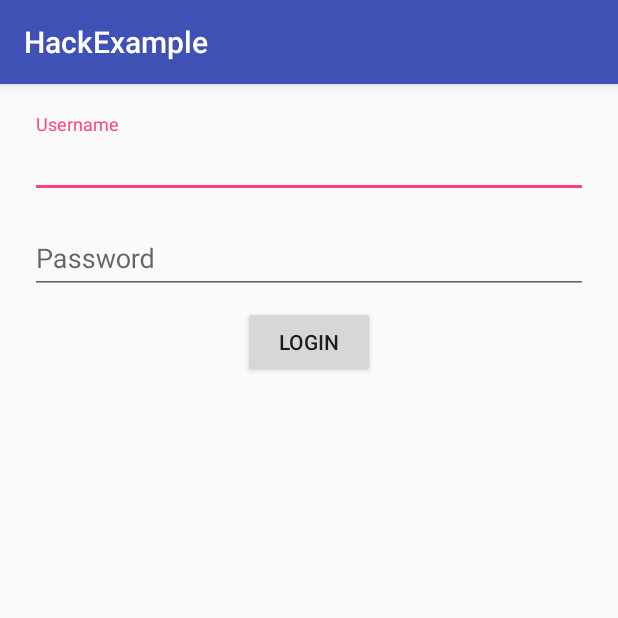
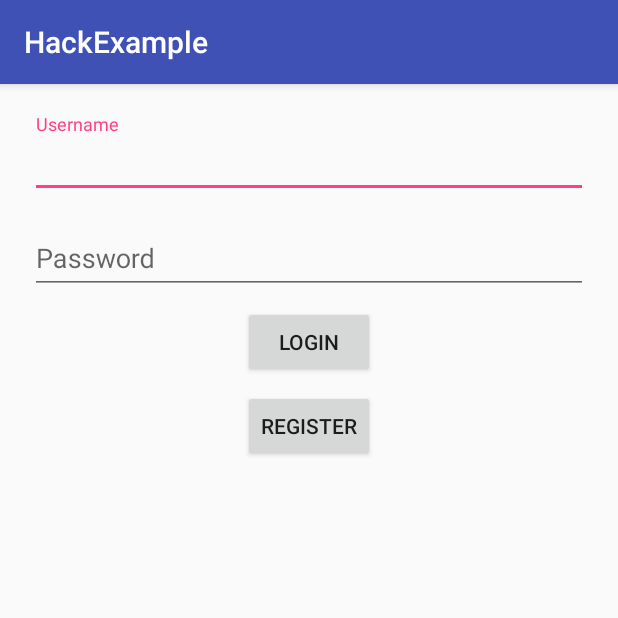
Before and after one commit to Vulnerable-applications-for-android/HackExample, an Android app: the screen it shows after launch (LoginActivity), on a phone screen of 412 x 824 dp, the top half of it. Run offline under Robolectric (Android 15) with nearby library versions, the phone set to English and light mode, and no system bars.

```diff
--- a/HackExample/app/src/main/res/layout/activity_login.xml
+++ b/HackExample/app/src/main/res/layout/activity_login.xml
@@ -53,6 +53,13 @@
             android:onClick="onLoginButtonClicked"
             android:text="@string/login_button_text"/>
 
+        <Button
+            android:layout_width="wrap_content"
+            android:layout_height="wrap_content"
+            android:layout_margin="@dimen/spacing_margin"
+            android:onClick="onRegisterButtonClicked"
+            android:text="@string/register_button_text"/>
+
     </LinearLayout>
 
 </RelativeLayout>
--- a/HackExample/app/src/main/res/values/strings.xml
+++ b/HackExample/app/src/main/res/values/strings.xml
@@ -3,4 +3,8 @@
     <string name="input_username_text">Username</string>
     <string name="input_password_text">Password</string>
     <string name="login_button_text">LOGIN</string>
+    <string name="register_button_text">REGISTER</string>
+    <string name="invalid_input_toast_text">Invalid Input!</string>
+    <string name="no_internet_toast_text">No Internet connection detected!</string>
+    <string name="error_toast_text">An error occurred, please try again later!</string>
 </resources>
```
Also changed, not shown: HackExample/app/src/main/java/com/tcolligan/hackexample/LoginActivity.java (+81 -0 lines).
